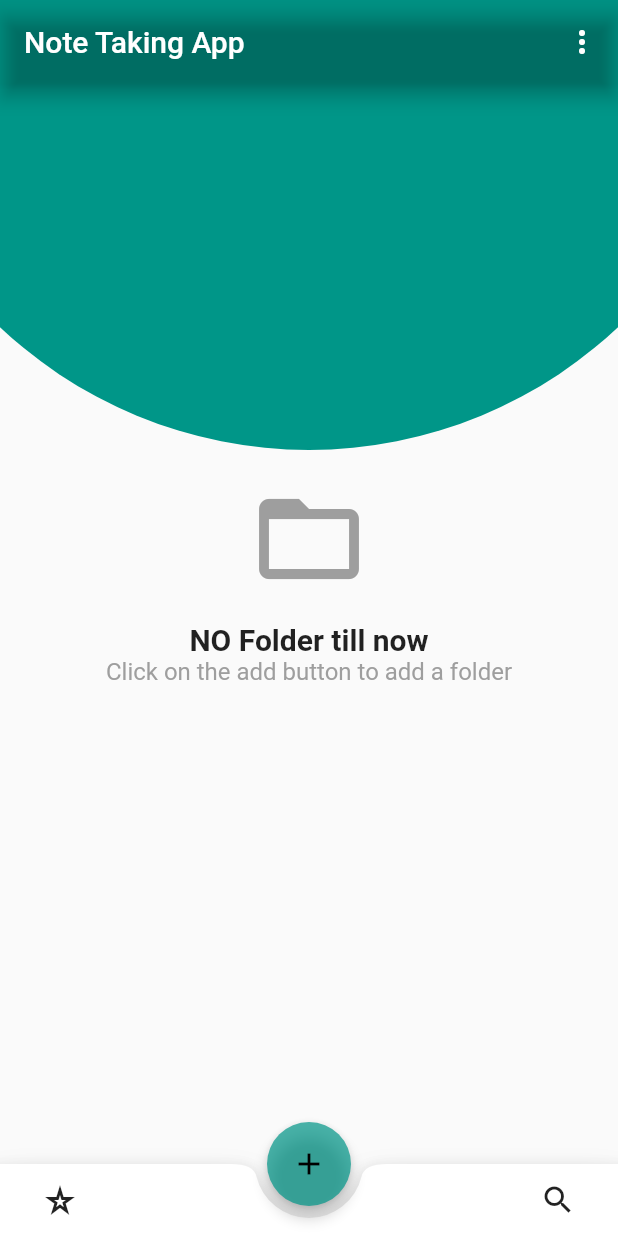
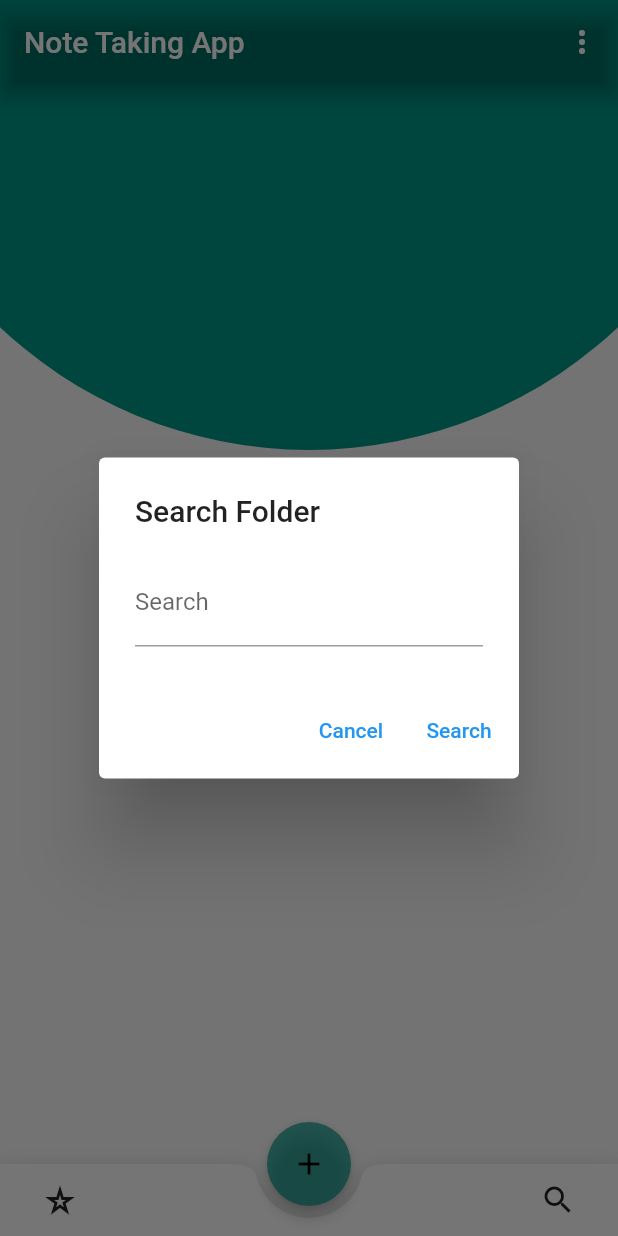
Before and after one commit to Kritiji/Note_Taking_App, a Flutter app: the screen it shows after launch, after a tap on the "search" icon, on a phone screen of 412 x 824 dp. Run offline on Flutter 3.47's test engine with Material 2 defaults, Android fonts, the light colour scheme and no system bars; our stand-ins replace flutter_speed_dial.

Commit message:
Fav func added

```diff
--- a/lib/note_home_page.dart
+++ b/lib/note_home_page.dart
@@ -1,12 +1,48 @@
 import 'package:flutter/material.dart';
 import 'folder_details_page.dart';
+//import 'favorite_folders_page.dart';
 
 class NoteHomePage extends StatefulWidget {
   @override
   _NoteHomePageState createState() => _NoteHomePageState();
 }
+class FavoritesPage extends StatelessWidget {
+  final List<Folder> favoriteFolders;
+
+  FavoritesPage({required this.favoriteFolders});
+
+  @override
+  Widget build(BuildContext context) {
+    print('Received Favorite Folders: $favoriteFolders'); // Add this line to print received data
+
+    return Scaffold(
+      appBar: AppBar(
+        title: Text('Favorite Folders'),
+      ),
+      body: favoriteFolders.isEmpty
+          ? Center(
+        child: Text(
+          'There are no favorites yet.',
+          style: TextStyle(fontSize: 18),
+        ),
+      )
+          : ListView.builder(
+        itemCount: favoriteFolders.length,
+        itemBuilder: (context, index) {
+          final folder = favoriteFolders[index];
+          return ListTile(
+            title: Text(folder.name),
+            // Customize the ListTile as needed
+          );
+        },
+      ),
+    );
+  }
+}
 
 class _NoteHomePageState extends State<NoteHomePage> {
+  String searchTerm = '';
+  List<Folder> favoriteFolders = [];
   List<Folder> folders = [];
   List<bool> folderSelection = [];
 
@@ -125,19 +161,84 @@ class _NoteHomePageState extends State<NoteHomePage> {
             IconButton(
               icon: Icon(Icons.star_purple500),
               onPressed: () {
-                // Add your functionality for the menu button here
+                List<Folder> favoriteFolders = folders.where((folder) => folder.isFavorite).toList();
+                Navigator.push(
+                  context,
+                  MaterialPageRoute(builder: (context) => FavoritesPage(favoriteFolders: favoriteFolders)),
+                );
               },
             ),
             IconButton(
               icon: Icon(Icons.search),
               onPressed: () {
-                // Add your functionality for the search button here
+                _showSearchDialog();
               },
             ),
           ],
         ),
       ),
     );
+  }
+
+  // void _showFavoriteFoldersPage() {
+  //   // Filter out the favorite folders
+  //   List<Folder> favoriteFolders = folders.where((folder) => folder.isFavorite).toList();
+  //   print('Favorite Folders: $favoriteFolders'); // Add this line to print favoriteFolders
+  //
+  //   // Navigate to FavoritesPage
+  //   Navigator.push(
+  //     context,
+  //     MaterialPageRoute(builder: (context) => FavoritesPage(favoriteFolders: favoriteFolders)),
+  //   );
+  // }
+  //
+  // Widget _buildFavoriteFoldersPage(List<Folder> favoriteFolders) {
+  //   return Scaffold(
+  //     appBar: AppBar(
+  //       title: Text('Favorite Folders'),
+  //     ),
+  //     body: Center(
+  //       child: Text('Your favorite folders will be displayed here.'),
+  //     ),
+  //   );
+  // }
+
+  void _showSearchDialog() async {
+    String enteredSearchTerm = await showDialog(
+      context: context,
+      builder: (BuildContext context) {
+        String currentSearchTerm = '';
+        return AlertDialog(
+          title: Text('Search Folder'),
+          content: TextField(
+            onChanged: (value) {
+              currentSearchTerm = value;
+            },
+            decoration: InputDecoration(labelText: 'Search'),
+          ),
+          actions: <Widget>[
+            TextButton(
+              onPressed: () {
+                Navigator.of(context).pop();
+              },
+              child: Text('Cancel'),
+            ),
+            TextButton(
+              onPressed: () {
+                Navigator.of(context).pop(currentSearchTerm);
+              },
+              child: Text('Search'),
+            ),
+          ],
+        );
+      },
+    );
+
+    if (enteredSearchTerm != true) {
+      setState(() {
+        searchTerm = enteredSearchTerm;
+      });
+    }
   }
 
   void _handleMenuSelection(String value) {
@@ -262,8 +363,10 @@ class _NoteHomePageState extends State<NoteHomePage> {
   }
 
   Widget _buildFolderList() {
+    final filteredFolders = _filterFolders(searchTerm);
+
     return ListView.builder(
-      itemCount: folders.length,
+      itemCount: filteredFolders.length,
       itemBuilder: (context, index) {
         final folderColor = _getRandomColor(index);
         return LongPressDraggable<int>(
@@ -286,6 +389,13 @@ class _NoteHomePageState extends State<NoteHomePage> {
         );
       },
     );
+  }
+  List<Folder> _filterFolders(String searchTerm) {
+    return folders.where((folder) {
+      final folderName = folder.name.toLowerCase();
+      final searchTermLower = searchTerm.toLowerCase();
+      return folderName.contains(searchTermLower);
+    }).toList();
   }
 
   Widget _buildFolderTile(int index, Color folderColor) {
```
